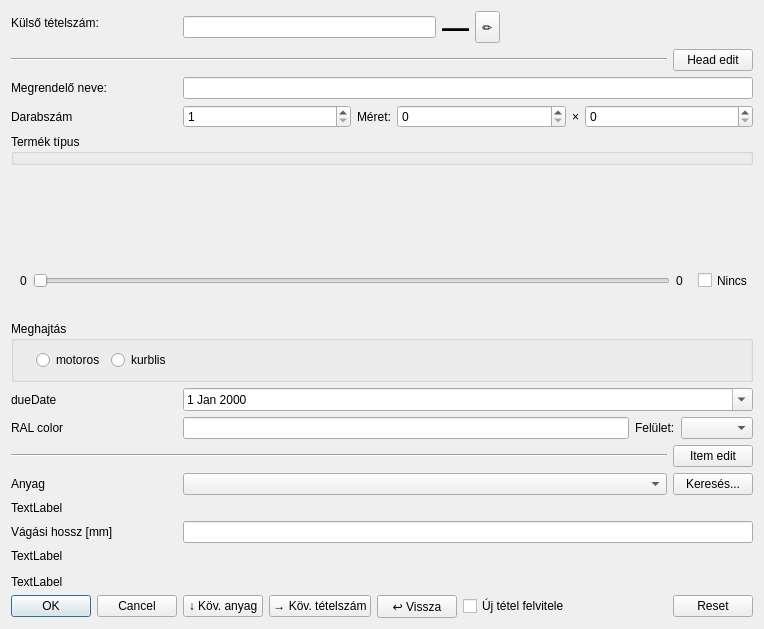
First picture: the form in view/dialog/input/addinputdialog.ui, repository horvathzoltan/cutplannerpro, before the edit.
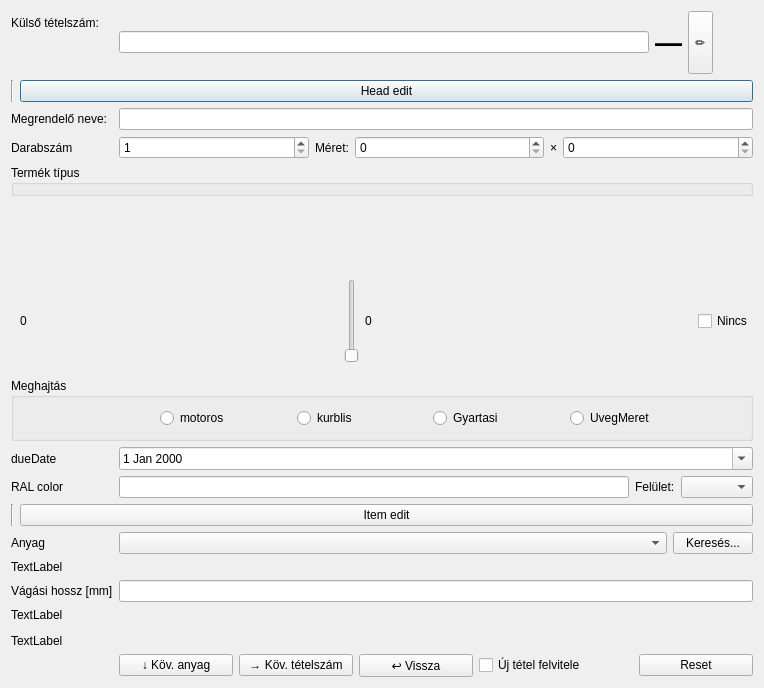
Second picture: the form after the edit. The open tabs and pages were chosen to show the change.

The edit to the form file:
```diff
--- a/view/dialog/input/addinputdialog.ui
+++ b/view/dialog/input/addinputdialog.ui
@@ -7,7 +7,7 @@
     <x>0</x>
     <y>0</y>
     <width>764</width>
-    <height>629</height>
+    <height>688</height>
    </rect>
   </property>
   <property name="sizePolicy">
@@ -79,7 +79,7 @@
      <item>
       <spacer name="horizontalSpacer_4">
        <property name="orientation">
-        <enum>Qt::Orientation::Horizontal</enum>
+        <enum>Qt::Vertical</enum>
        </property>
        <property name="sizeHint" stdset="0">
         <size>
@@ -96,7 +96,7 @@
      <item>
       <widget class="Line" name="line">
        <property name="orientation">
-        <enum>Qt::Orientation::Horizontal</enum>
+        <enum>Qt::Vertical</enum>
        </property>
       </widget>
      </item>
@@ -160,9 +160,6 @@
        <property name="text">
         <string>×</string>
        </property>
-       <property name="alignment">
-        <set>Qt::AlignmentFlag::AlignCenter</set>
-       </property>
       </widget>
      </item>
      <item>
@@ -247,11 +244,7 @@
           </widget>
          </item>
          <item>
-          <widget class="QSlider" name="sliderHandler">
-           <property name="orientation">
-            <enum>Qt::Orientation::Horizontal</enum>
-           </property>
-          </widget>
+          <widget class="QSlider" name="sliderHandler"/>
          </item>
          <item>
           <widget class="QLabel" name="labelRightValue">
@@ -306,10 +299,24 @@
         </property>
        </widget>
       </item>
+      <item>
+       <widget class="QRadioButton" name="radioAttrSzamitas_GyartasiMeret">
+        <property name="text">
+         <string>Gyartasi</string>
+        </property>
+       </widget>
+      </item>
+      <item>
+       <widget class="QRadioButton" name="radioAttrSzamitas_UvegMeret">
+        <property name="text">
+         <string>UvegMeret</string>
+        </property>
+       </widget>
+      </item>
       <item>
        <spacer name="horizontalSpacer_3">
         <property name="orientation">
-         <enum>Qt::Orientation::Horizontal</enum>
+         <enum>Qt::Vertical</enum>
         </property>
         <property name="sizeHint" stdset="0">
          <size>
@@ -365,7 +372,7 @@
      <item>
       <widget class="Line" name="line_2">
        <property name="orientation">
-        <enum>Qt::Orientation::Horizontal</enum>
+        <enum>Qt::Vertical</enum>
        </property>
       </widget>
      </item>
@@ -414,11 +421,8 @@
    </item>
    <item row="28" column="0">
     <widget class="QDialogButtonBox" name="buttonBox">
-     <property name="orientation">
-      <enum>Qt::Orientation::Horizontal</enum>
-     </property>
      <property name="standardButtons">
-      <set>QDialogButtonBox::StandardButton::Cancel|QDialogButtonBox::StandardButton::Ok</set>
+      <set>QDialogButtonBox::NoButton</set>
      </property>
     </widget>
    </item>
@@ -455,7 +459,7 @@
      <item>
       <spacer name="horizontalSpacer">
        <property name="orientation">
-        <enum>Qt::Orientation::Horizontal</enum>
+        <enum>Qt::Vertical</enum>
        </property>
        <property name="sizeHint" stdset="0">
         <size>
```
Left out of the diff: 2 changed lines with no effect on the pictures.
